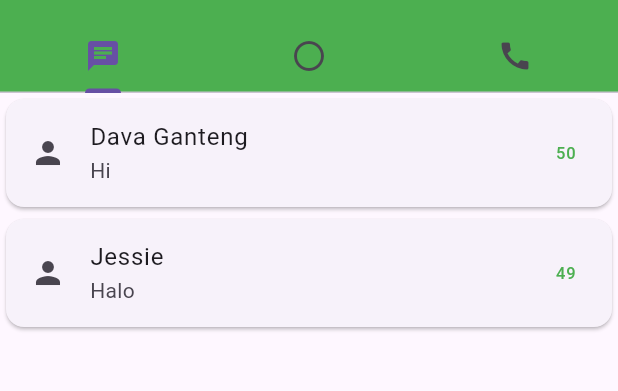
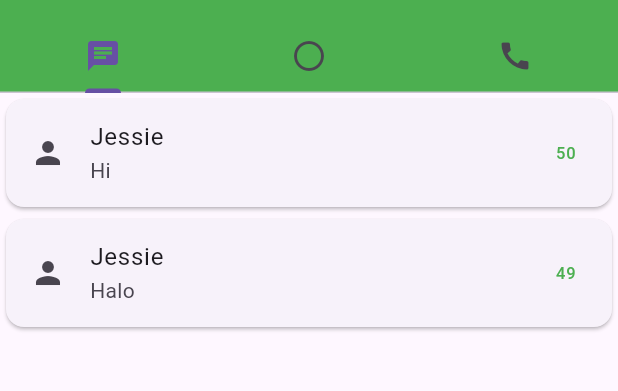
Before and after one commit to jessieauliafebiyantoro-oss/WhatsApp-Static2, a Flutter app: the screen it shows after launch, on a phone screen of 412 x 824 dp, the part 63-454 px from its top. Run offline on Flutter 3.47's test engine with Material 3 defaults, Android fonts, the light colour scheme and no system bars.

Commit message:
Update main.dart and ignore android build directory

```diff
--- a/lib/main.dart
+++ b/lib/main.dart
@@ -46,7 +46,7 @@
                 Card(
                   child: ListTile(
                     leading: Icon(Icons.person),
-                    title: Text("Dava Ganteng"),
+                    title: Text("Jessie"),
                     subtitle: Text("Hi"),
                     trailing: Text("50", style: TextStyle(color: Colors.green)),
                   ),
@@ -75,7 +75,7 @@
               children: [
                 ListTile(
                   leading: Icon(Icons.person),
-                  title: Text("Dava Ganteng"),
+                  title: Text("Jessa"),
                   subtitle: Row(
                     children: [
                       Icon(Icons.call_received, size: 16, color: Colors.green),
```
Also changed, not shown: 1 other file.
